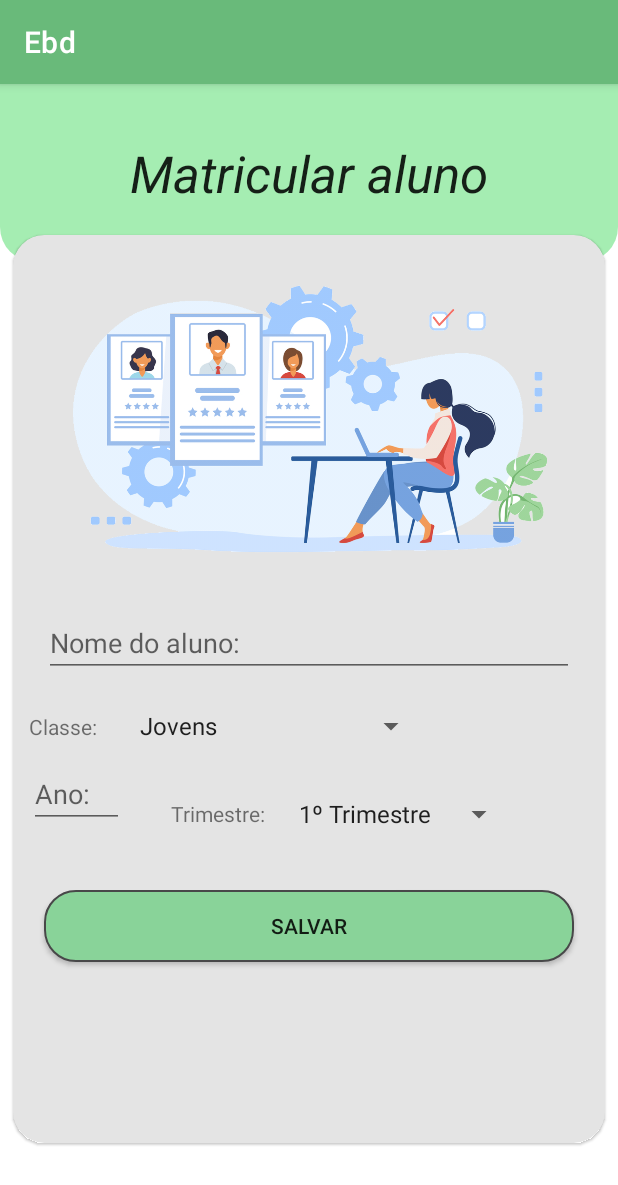
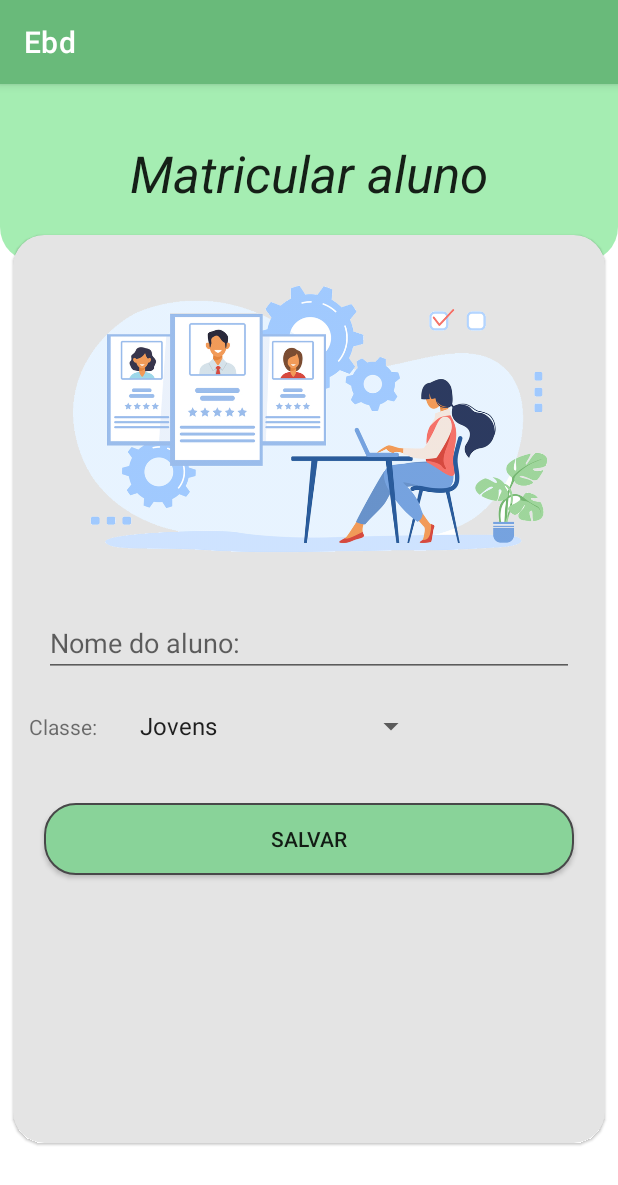
Before and after one commit to matheuspaz123/Ebd, an Android app: the MatriculaFragment screen opened through its navigation route, after a tap on "SALVAR", on a phone screen of 412 x 824 dp. Shown: the top 1185 px of the screen. Run offline under Robolectric (Android 15) with nearby library versions, the phone set to English and light mode, and no system bars; our stand-ins replace Firebase (no records; nobody signed in at launch, a user with empty details on screens opened directly), data binding, sdp/ssp sizes.

Commit message:
parte logica da listagem de alunos com refatoração de layout

```diff
--- a/app/src/main/java/com/example/ebd/UI/view/fragments/MatriculaFragment.kt
+++ b/app/src/main/java/com/example/ebd/UI/view/fragments/MatriculaFragment.kt
@@ -32,12 +32,6 @@ class MatriculaFragment : Fragment() {
         "Novos convertidos"
     )
 
-    private var listaTrimestre = arrayOf(
-        "1º Trimestre",
-        "2º Trimestre",
-        "3º Trimestre",
-        "4º Trimestre"
-    )
 
     override fun onCreate(savedInstanceState: Bundle?) {
         super.onCreate(savedInstanceState)
@@ -61,23 +55,19 @@ class MatriculaFragment : Fragment() {
         var mArrayAdapterClasse =
             ArrayAdapter(view.context, android.R.layout.simple_spinner_item, listaClasses)
         //mArrayAdapter.setDropDownViewResource(android.R.layout.simple_spinner_dropdown_item)
-        var mArrayAdapterTrimestre =
-            ArrayAdapter(view.context, android.R.layout.simple_spinner_item, listaTrimestre)
         view.matricula_sp_classe.adapter = mArrayAdapterClasse
-        view.matricula_sp_trimestre.adapter = mArrayAdapterTrimestre
 
-
-        var aluno = Aluno("teste", "testeclasse", Presenca("2021", "1"))
 
         binding.matriculaBtSalvar.setOnClickListener {
             var aa: String = view.matricula_sp_classe.selectedItem.toString()
-            var trimestre: String = (view.matricula_sp_trimestre.selectedItemPosition + 1).toString()
+            val matriculado = true
 
 
-            aluno = Aluno(
+            var aluno = Aluno(
                 nome = binding.matriculaEtNome.text.toString(),
                 classe = aa,
-                presenca = Presenca(binding.matriculaEtAno.text.toString(), trimestre )
+                matriculado = true,
+                presenca = Presenca("dia")
 
             )
 
--- a/app/src/main/java/com/example/ebd/data/model/Aluno.kt
+++ b/app/src/main/java/com/example/ebd/data/model/Aluno.kt
@@ -1,4 +1,4 @@
 package com.example.ebd.data.model
 
-class Aluno(var nome: String = "", var classe: String = "", val presenca: Presenca = Presenca("", ""))
-class Presenca(var ano: String = "", var trimestre: String = "")
+class Aluno(var nome: String = "", var classe: String = "",var matriculado: Boolean = true, val presenca: Presenca = Presenca(""))
+class Presenca(var dia: String = "")
--- a/app/src/main/res/layout/fragment_matricula.xml
+++ b/app/src/main/res/layout/fragment_matricula.xml
@@ -97,34 +97,6 @@
                         app:layout_constraintLeft_toRightOf="@+id/matricula_tv_classe"
                         app:layout_constraintTop_toBottomOf="@+id/matricula_et_nome" />
 
-                    <EditText
-                        android:id="@+id/matricula_et_ano"
-                        android:layout_width="wrap_content"
-                        android:layout_height="wrap_content"
-
-                        android:layout_margin="@dimen/_8sdp"
-                        android:hint="Ano:    "
-                        app:layout_constraintLeft_toLeftOf="parent"
-                        app:layout_constraintTop_toBottomOf="@+id/matricula_sp_classe" />
-
-
-                    <Spinner
-                        android:id="@+id/matricula_sp_trimestre"
-                        android:layout_width="wrap_content"
-                        android:layout_height="wrap_content"
-                        android:layout_marginStart="@dimen/_8sdp"
-                        app:layout_constraintBottom_toBottomOf="@+id/matricula_tv_trimestre"
-                        app:layout_constraintLeft_toRightOf="@+id/matricula_tv_trimestre"
-                        app:layout_constraintTop_toTopOf="@+id/matricula_tv_trimestre" />
-
-                    <TextView
-                        android:id="@+id/matricula_tv_trimestre"
-                        android:layout_width="wrap_content"
-                        android:layout_height="wrap_content"
-                        android:layout_marginStart="@dimen/_24ssp"
-                        android:text="Trimestre: "
-                        app:layout_constraintBottom_toBottomOf="@+id/matricula_et_ano"
-                        app:layout_constraintLeft_toRightOf="@+id/matricula_et_ano" />
 
                     <androidx.appcompat.widget.AppCompatButton
                         android:id="@+id/matricula_bt_salvar"
@@ -135,7 +107,7 @@
                         android:background="@drawable/button_login"
                         android:text="Salvar"
                         app:layout_constraintLeft_toLeftOf="parent"
-                        app:layout_constraintTop_toBottomOf="@+id/matricula_et_ano" />
+                        app:layout_constraintTop_toBottomOf="@+id/matricula_tv_classe" />
 
 
                 </androidx.constraintlayout.widget.ConstraintLayout>
```
Also changed, not shown: app/src/main/java/com/example/ebd/UI/adapter/AdapterListaAluno.kt (+11 -3 lines), app/src/main/java/com/example/ebd/UI/view/fragments/ListaAlunosFragment.kt (+93 -11 lines), app/src/main/res/layout/fragment_lista_alunos.xml (+20 -2 lines), app/src/main/res/layout/recycler_lista.xml (+13 -7 lines).
